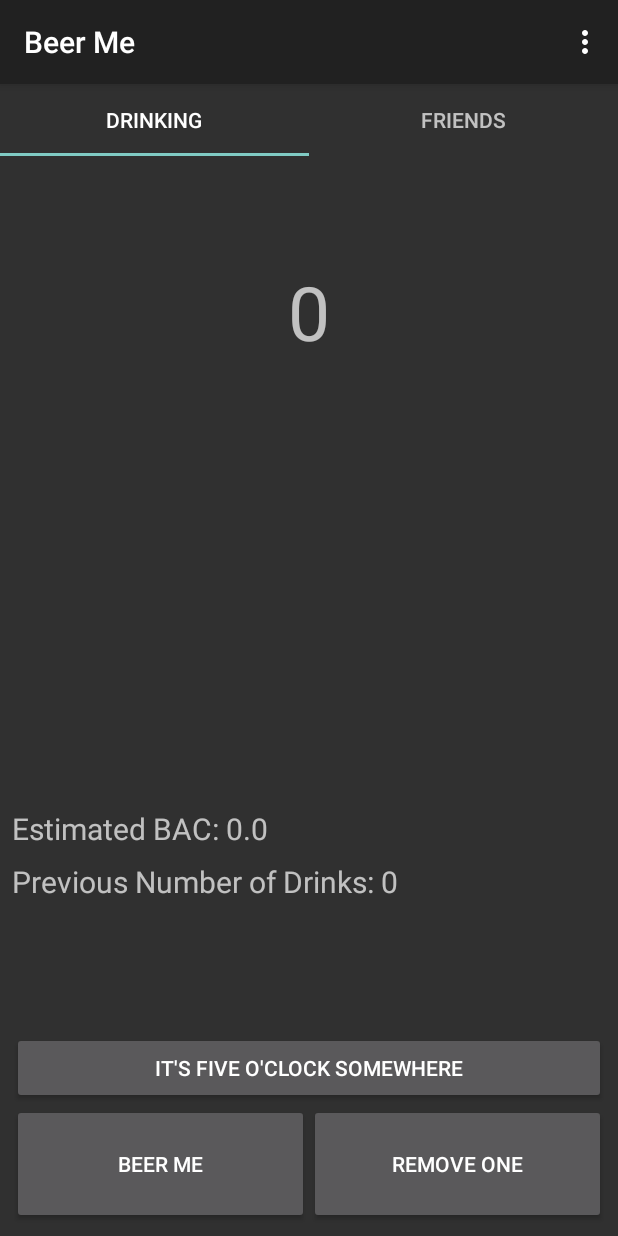
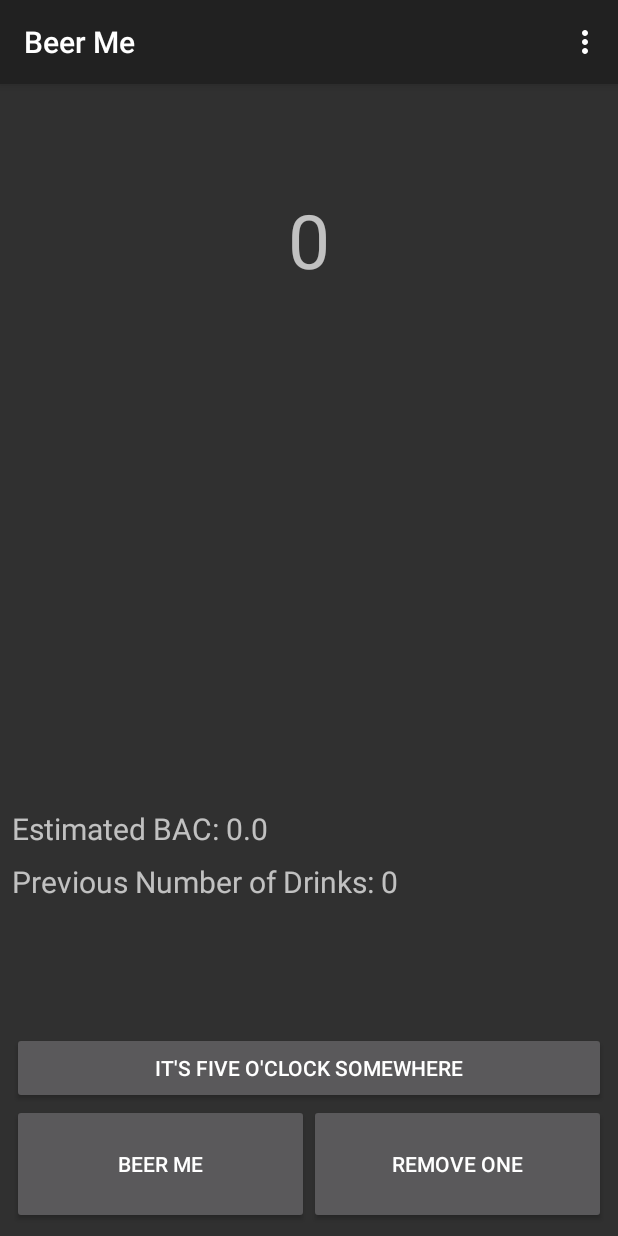
Before and after one commit to ryanszczecinski/BM_actual, an Android app: the MainActivity screen opened directly, with no data from a screen before it, on a phone screen of 412 x 824 dp. Run offline under Robolectric (Android 15) with nearby library versions, the phone set to English and light mode, and no system bars.

Commit message:
still reverting lol whoops im an idiot

```diff
--- a/app/src/main/java/com/beerme/beerme/MainActivity.java
+++ b/app/src/main/java/com/beerme/beerme/MainActivity.java
@@ -69,8 +69,8 @@ public class MainActivity extends AppCompatActivity {
 //        mAuth = FirebaseAuth.getInstance();
 //        if(mAuth.getCurrentUser()==null)auth();
 
-        TabLayout tabLayout = (TabLayout) findViewById(R.id.sliding_tabs);
-        tabLayout.setupWithViewPager(mViewPager);
+//        TabLayout tabLayout = (TabLayout) findViewById(R.id.sliding_tabs);
+//        tabLayout.setupWithViewPager(mViewPager);
         }
 
 
@@ -121,7 +121,7 @@ public class MainActivity extends AppCompatActivity {
             switch (position){
                 case 0: return new Drinking_fragment();
 
-                case 1: return new FriendsFragment();
+  //              case 1: return new FriendsFragment();
                 default: return null;
             }
         }
@@ -130,7 +130,7 @@ public class MainActivity extends AppCompatActivity {
         public int getCount() {
             // Show 2 total pages.
 
-            return 2;
+            return 1;
         }
 
         @Override
@@ -138,8 +138,8 @@ public class MainActivity extends AppCompatActivity {
             switch (position) {
                 case 0:
                     return "Drinking";
-                case 1:
-                    return "Friends";
+//                case 1:
+//                    return "Friends";
                 default:
                     return null;
             }
--- a/app/src/main/res/layout/activity_main.xml
+++ b/app/src/main/res/layout/activity_main.xml
@@ -24,11 +24,11 @@
         </android.support.v7.widget.Toolbar>
 
     </android.support.design.widget.AppBarLayout>
-    <android.support.design.widget.TabLayout
-        android:id="@+id/sliding_tabs"
-        android:layout_width="match_parent"
-        android:layout_height="wrap_content"
-        app:tabMode="fixed" />
+    <!--<android.support.design.widget.TabLayout-->
+        <!--android:id="@+id/sliding_tabs"-->
+        <!--android:layout_width="match_parent"-->
+        <!--android:layout_height="wrap_content"-->
+        <!--app:tabMode="fixed" />-->
     <android.support.v4.view.ViewPager
         android:id="@+id/container"
         android:layout_width="match_parent"
```
